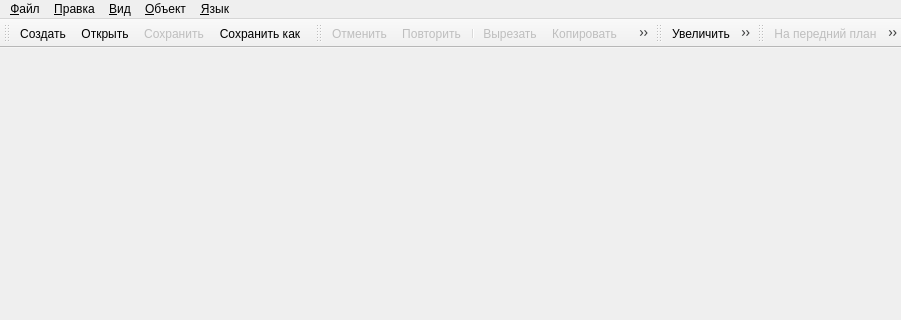
ermachkov/GUI-Creator, file ui/main_window.ui: the form before one commit; both pictures show x 0 to 901 and y 0 to 320 of the 901 by 612 pixel window.
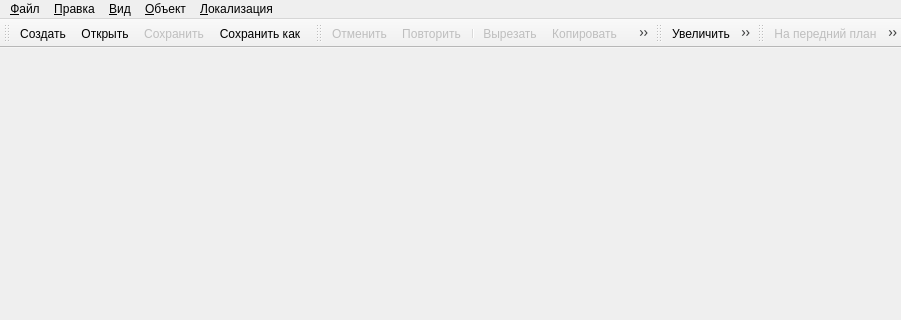
The form after the commit. Icons and pictures are not drawn.

```diff
--- a/ui/main_window.ui
+++ b/ui/main_window.ui
@@ -98,16 +98,16 @@
     <addaction name="mMoveUpAction"/>
     <addaction name="mMoveDownAction"/>
    </widget>
-   <widget class="QMenu" name="mLanguageMenu">
+   <widget class="QMenu" name="mLocalizationMenu">
     <property name="title">
-     <string>&amp;Язык</string>
+     <string>&amp;Локализация</string>
     </property>
    </widget>
    <addaction name="mFileMenu"/>
    <addaction name="mEditMenu"/>
    <addaction name="mViewMenu"/>
    <addaction name="mObjectMenu"/>
-   <addaction name="mLanguageMenu"/>
+   <addaction name="mLocalizationMenu"/>
   </widget>
   <widget class="QStatusBar" name="mStatusBar"/>
   <widget class="QToolBar" name="mFileToolBar">
```
